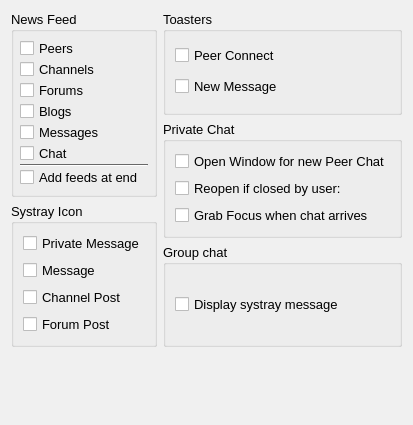
Old version of the form retroshare-gui/src/gui/settings/NotifyPage.ui in the repository RetroShare/RetroShare.
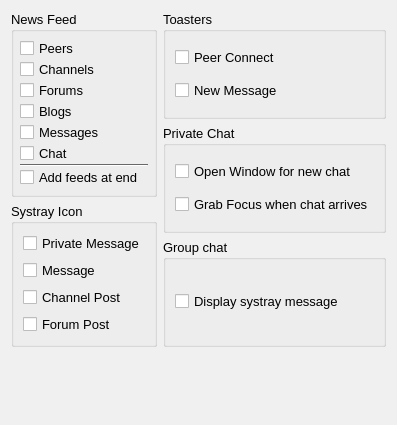
New version of the form.

Commit message: Scroll the text browser of the PopupChatDialog on first show and on every new chat messsage to the end. Removed setting "Reopen if closed by user" and flag RS_CHAT_REOPEN.

What changed in the file:
```diff
--- a/retroshare-gui/src/gui/settings/NotifyPage.ui
+++ b/retroshare-gui/src/gui/settings/NotifyPage.ui
@@ -667,14 +667,7 @@
           <item>
            <widget class="QCheckBox" name="chat_NewWindow">
             <property name="text">
-             <string>Open Window for new Peer Chat</string>
-            </property>
-           </widget>
-          </item>
-          <item>
-           <widget class="QCheckBox" name="chat_Reopen">
-            <property name="text">
-             <string>Reopen if closed by user:</string>
+             <string>Open Window for new chat</string>
             </property>
            </widget>
           </item>
```
The commit also changes 9 other files.
